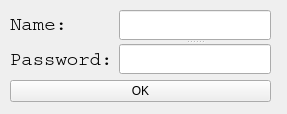
Above: dip/podsystem/podsystem/enter.ui from DmitriyG/Diplom before the change. Below: the same form after it.
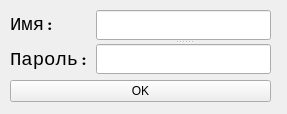
That is the form after the change.

What changed in the file:
```diff
--- a/dip/podsystem/podsystem/enter.ui
+++ b/dip/podsystem/podsystem/enter.ui
@@ -36,7 +36,7 @@
            </font>
           </property>
           <property name="text">
-           <string>Name:</string>
+           <string>Имя:</string>
           </property>
          </widget>
         </item>
@@ -49,7 +49,7 @@
            </font>
           </property>
           <property name="text">
-           <string>Password:</string>
+           <string>Пароль:</string>
           </property>
          </widget>
         </item>
```
